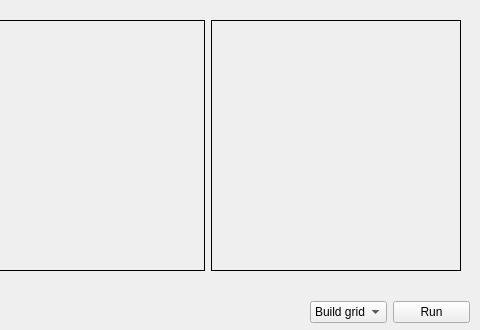
andixlm/ads_video_processor, file imageview.ui: the form before one commit; both pictures show x 320 to 800 and y 0 to 330 of the 800 by 330 pixel window.
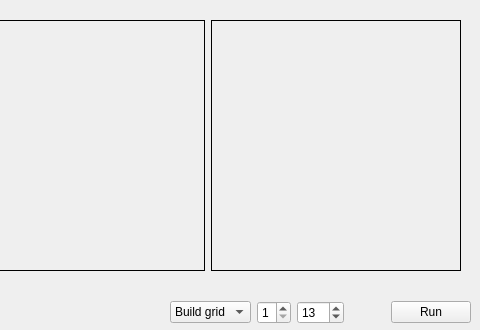
The form after the commit.

Commit message: imageView: Set up modes view

Patch:
```diff
--- a/imageview.ui
+++ b/imageview.ui
@@ -58,10 +58,10 @@
   <widget class="QWidget" name="horizontalLayoutWidget_2">
    <property name="geometry">
     <rect>
-     <x>630</x>
+     <x>490</x>
      <y>300</y>
-     <width>160</width>
-     <height>24</height>
+     <width>301</width>
+     <height>25</height>
     </rect>
    </property>
    <layout class="QHBoxLayout" name="modes">
@@ -74,6 +74,42 @@
       </item>
      </widget>
     </item>
+    <item>
+     <widget class="QSpinBox" name="sizeBox">
+      <property name="minimum">
+       <number>1</number>
+      </property>
+      <property name="maximum">
+       <number>8</number>
+      </property>
+      <property name="value">
+       <number>1</number>
+      </property>
+     </widget>
+    </item>
+    <item>
+     <widget class="QSpinBox" name="brightnessBox">
+      <property name="maximum">
+       <number>255</number>
+      </property>
+      <property name="value">
+       <number>13</number>
+      </property>
+     </widget>
+    </item>
+    <item>
+     <spacer name="horizontalSpacer">
+      <property name="orientation">
+       <enum>Qt::Horizontal</enum>
+      </property>
+      <property name="sizeHint" stdset="0">
+       <size>
+        <width>40</width>
+        <height>20</height>
+       </size>
+      </property>
+     </spacer>
+    </item>
     <item>
      <widget class="QPushButton" name="runButton">
       <property name="text">
```
